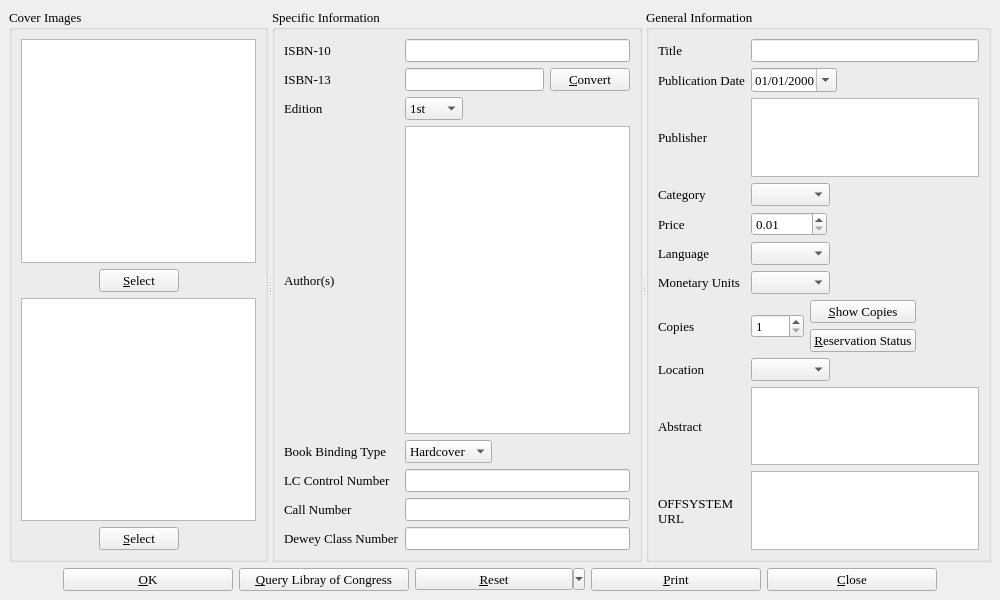
This is bookinfo.ui in textbrowser/biblioteq as Qt 5 draws it before an edit. The edited form follows.
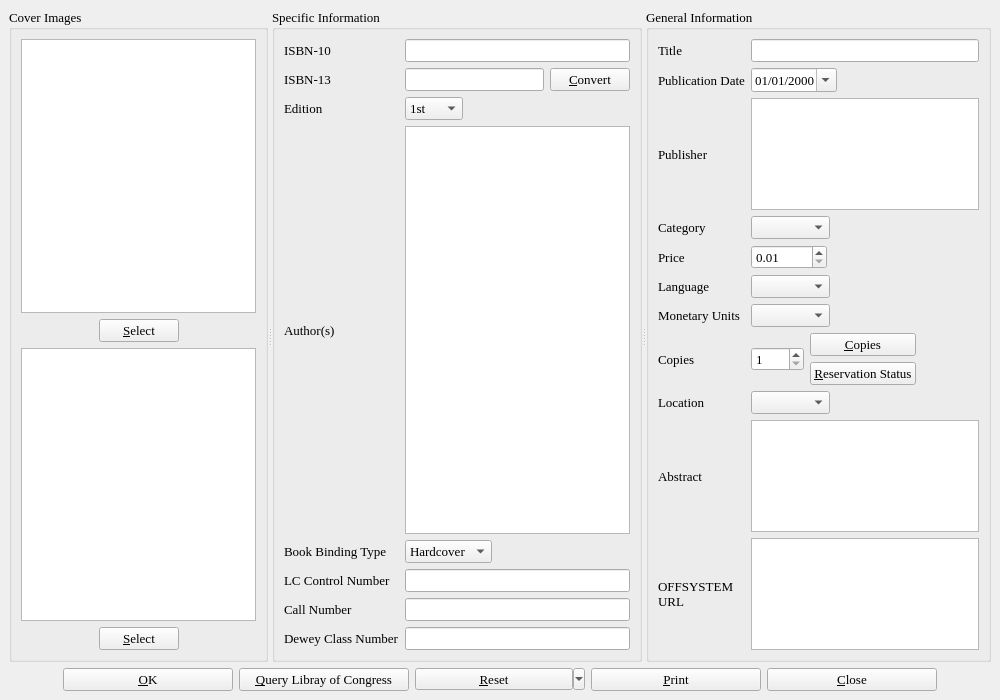
This is the edited form. Icons and pictures are not drawn. Custom widgets are drawn as their Qt base class.

Diff of the .ui file:
```diff
--- a/bookinfo.ui
+++ b/bookinfo.ui
@@ -6,13 +6,13 @@
     <x>0</x>
     <y>0</y>
     <width>1000</width>
-    <height>600</height>
+    <height>700</height>
    </rect>
   </property>
   <property name="minimumSize" >
    <size>
     <width>1000</width>
-    <height>600</height>
+    <height>700</height>
    </size>
   </property>
   <property name="font" >
@@ -47,12 +47,6 @@
           <property name="toolTip" >
            <string>Front Cover Image</string>
           </property>
-          <property name="verticalScrollBarPolicy" >
-           <enum>Qt::ScrollBarAsNeeded</enum>
-          </property>
-          <property name="horizontalScrollBarPolicy" >
-           <enum>Qt::ScrollBarAsNeeded</enum>
-          </property>
          </widget>
         </item>
         <item>
@@ -103,12 +97,6 @@
           <property name="toolTip" >
            <string>Back Cover Image</string>
           </property>
-          <property name="verticalScrollBarPolicy" >
-           <enum>Qt::ScrollBarAsNeeded</enum>
-          </property>
-          <property name="horizontalScrollBarPolicy" >
-           <enum>Qt::ScrollBarAsNeeded</enum>
-          </property>
          </widget>
         </item>
         <item>
@@ -784,7 +772,7 @@
                </font>
               </property>
               <property name="text" >
-               <string>&amp;Show Copies</string>
+               <string>&amp;Copies</string>
               </property>
               <property name="icon" >
                <iconset>icons.d/16x16/editcopy.png</iconset>
```
